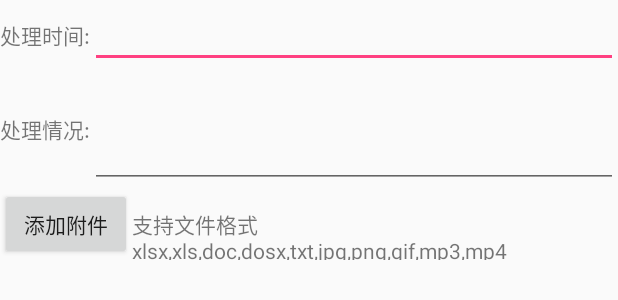
After one commit to caizhui/KyAndroid, an Android app: the layout diaog_manage_operation.xml on its own in the app's theme, with its tools: preview values and no code run, on a phone screen of 412 x 824 dp. The commit adds this screen. Shown: the top 300 px of the screen. Run offline under Robolectric (Android 15) with nearby library versions, the phone set to English and light mode, and no system bars.

Commit message:
事件录入信息

```diff
--- /dev/null
+++ b/app/src/main/res/layout/diaog_manage_operation.xml
@@ -0,0 +1,50 @@
+<?xml version="1.0" encoding="utf-8"?>
+<LinearLayout xmlns:android="http://schemas.android.com/apk/res/android"
+    android:orientation="vertical" android:layout_width="match_parent"
+    android:layout_height="match_parent">
+
+    <LinearLayout
+        android:layout_width="match_parent"
+        android:layout_height="wrap_content"
+        android:orientation="horizontal">
+        <TextView
+            android:layout_width="wrap_content"
+            android:layout_height="wrap_content"
+            android:text="处理时间:"/>
+        <EditText
+            android:id="@+id/manage_time"
+            android:layout_width="match_parent"
+            android:layout_height="wrap_content"/>
+    </LinearLayout>
+
+    <LinearLayout
+        android:layout_width="match_parent"
+        android:layout_height="wrap_content"
+        android:orientation="horizontal">
+
+        <TextView
+            android:layout_width="wrap_content"
+            android:layout_height="wrap_content"
+            android:text="处理情况:" />
+
+        <EditText
+            android:id="@+id/manage_situation"
+            android:layout_width="match_parent"
+            android:layout_height="80dp" />
+    </LinearLayout>
+
+
+    <LinearLayout
+        android:layout_width="match_parent"
+        android:layout_height="wrap_content">
+        <Button
+            android:layout_width="wrap_content"
+            android:layout_height="wrap_content"
+            android:text="添加附件"/>
+
+        <TextView
+            android:layout_width="wrap_content"
+            android:layout_height="wrap_content"
+            android:text="支持文件格式xlsx,xls,doc,dosx,txt,jpg,png,gif,mp3,mp4"/>
+    </LinearLayout>
+</LinearLayout>
```
Also changed, not shown: app/src/main/java/com/ky/kyandroid/activity/evententry/EventEntryListActivity.java (+66 -19 lines), app/src/main/res/layout/diaog_dispatch_operation.xml (added, +30 -0 lines), app/src/main/res/layout/diaog_return_operation.xml (added, +34 -0 lines).
